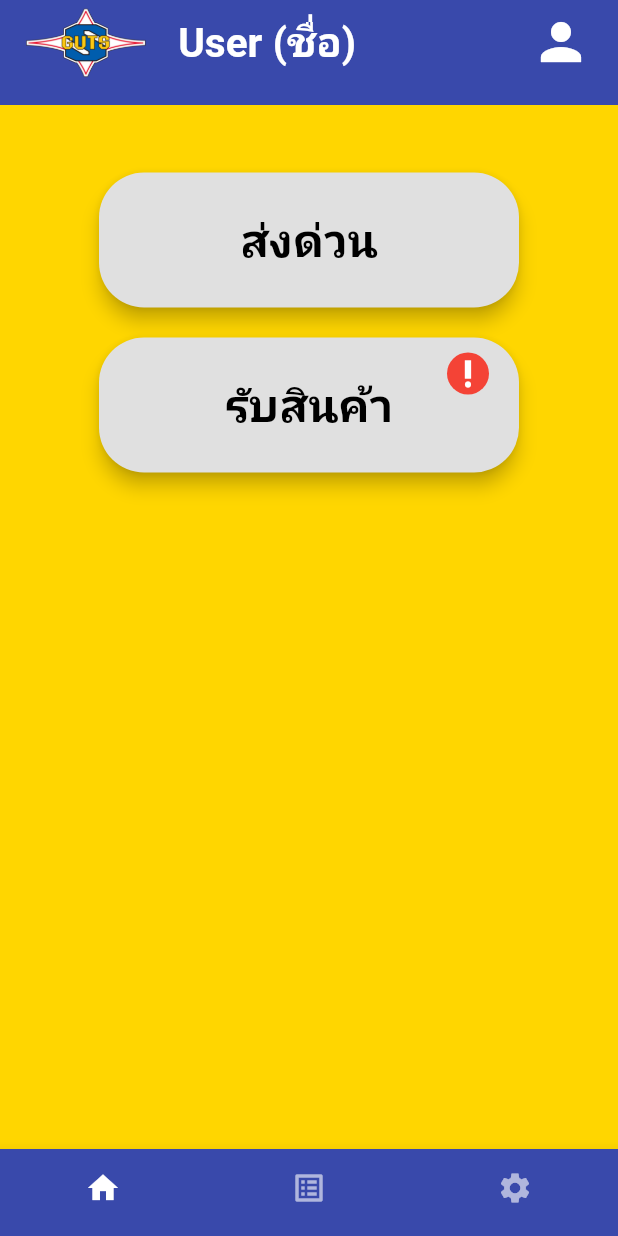
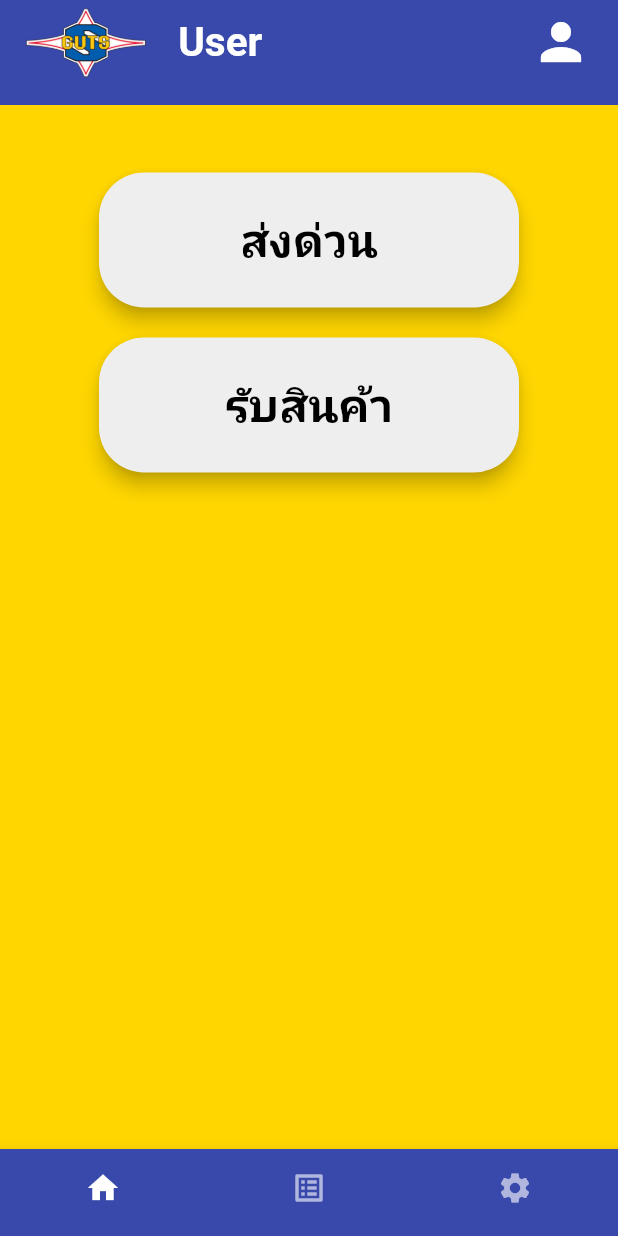
Before and after one commit to JirathPumme/Delivery, a Flutter app: the UserMainScreen screen opened by its route, on a phone screen of 412 x 824 dp. Run offline on Flutter 3.47's test engine with Material 3 defaults, Android fonts, the phone set to English and light mode, and no system bars; our stand-ins replace cloud_firestore, firebase_core, flex_color_scheme, flutter_map, geolocator, get and 4 more; missing offline and left inert: flutter_session_manager; accounts and stored records are empty.

Commit message:
Final Fix

```diff
--- a/lib/components/custom_app_bar.dart
+++ b/lib/components/custom_app_bar.dart
@@ -20,7 +20,7 @@ class CustomAppBar extends StatelessWidget implements PreferredSizeWidget {
           ),
           const SizedBox(width: 20),
           const Text(
-            'User (ชื่อ)',
+            'User',
             style: TextStyle(color: Colors.white,
              fontWeight: FontWeight.bold,
              fontSize: 27),
--- a/lib/components/custom_app_bar_rider.dart
+++ b/lib/components/custom_app_bar_rider.dart
@@ -20,7 +20,7 @@ class CustomAppBarRider extends StatelessWidget implements PreferredSizeWidget {
           ),
           const SizedBox(width: 20),
           const Text(
-            'Rider (ชื่อ)',
+            'Rider',
             style: TextStyle(color: Colors.white,
              fontWeight: FontWeight.bold,
              fontSize: 27),
--- a/lib/components/item_detail_card.dart
+++ b/lib/components/item_detail_card.dart
@@ -15,6 +15,7 @@ class ItemDetailCard extends StatefulWidget {
 class _ItemDetailCardState extends State<ItemDetailCard> {
   File? _image;
   final ImagePicker _picker = ImagePicker();
+  final TextEditingController _descriptionController = TextEditingController();
 
   Future<void> _pickImage() async {
     final XFile? pickedFile = await _picker.pickImage(source: ImageSource.gallery);
@@ -54,6 +55,7 @@ class _ItemDetailCardState extends State<ItemDetailCard> {
           const SizedBox(height: 8),
           //ช่องกรอกรายละเอียด
           TextFormField(
+            controller: _descriptionController,
             decoration: const InputDecoration(
               hintText: 'กรอกรายละเอียดสินค้าที่นี่',
               filled: true,
--- a/lib/main.dart
+++ b/lib/main.dart
@@ -40,7 +40,7 @@ class MyApp extends StatelessWidget {
   ),
   title: '',
   // home: const MyApp(),
-  initialRoute: '/login',
+  initialRoute: '/rider_main_screen',
   routes: {
     '/splash': (context) => const Splash_Page(),
     '/login': (context) => const LoginPage(),
@@ -56,7 +56,7 @@ class MyApp extends StatelessWidget {
     '/profile_user': (context) => const ProfileUser(),
     '/testgps': (context) => const Testgps(),
     '/google_map': (context) => const GoogleMapScreen(),
-    '/google_map': (context) => const GoogleMapScreen(),
+    //'/ridermap': (context) => const RiderMapPage(),
     },
   );
  }
--- a/lib/pages/home_user.dart
+++ b/lib/pages/home_user.dart
@@ -36,7 +36,7 @@ class HomeUser extends StatelessWidget {
               },
 
               style: ElevatedButton.styleFrom(
-                backgroundColor: Colors.grey[300],
+                backgroundColor: Colors.grey[200],
                 foregroundColor: Colors.black,
                 minimumSize: const Size(280, 90),
                 shape: RoundedRectangleBorder(
@@ -72,7 +72,7 @@ class HomeUser extends StatelessWidget {
                   );
                 },
                 style: ElevatedButton.styleFrom(
-                  backgroundColor: Colors.grey[300],
+                  backgroundColor: Colors.grey[200],
                   foregroundColor: Colors.black,
                   minimumSize: const Size(280, 90),
                   shape: RoundedRectangleBorder(
@@ -84,7 +84,7 @@ class HomeUser extends StatelessWidget {
               ),
 
               // ไอคอนแจ้งเตือน (จะแสดงก็ต่อเมื่อ hasIncomingPackage เป็น true) ---
-              if (hasIncomingPackage)
+              /*if (hasIncomingPackage)
                 Positioned(
                   top: 10,
                   right: 20,
@@ -96,7 +96,7 @@ class HomeUser extends StatelessWidget {
                     ),
                     child: const Icon(Icons.priority_high, color: Colors.white, size: 24),
                   ),
-                ),
+                ),*/
               ],
             ),
           ],
--- a/lib/pages/map_picker_screen.dart
+++ b/lib/pages/map_picker_screen.dart
@@ -12,8 +12,8 @@ class MapPickerScreen extends StatefulWidget {
 
 class _MapPickerScreenState extends State<MapPickerScreen> {
   static const _initialCameraPosition = CameraPosition(
-    target: LatLng(13.7563, 100.5018),
-    zoom: 12,
+    target: LatLng(16.246417 , 103.251826),
+    zoom: 20,
   );
 
   GoogleMapController? _mapController;
--- a/lib/pages/user_main_screen.dart
+++ b/lib/pages/user_main_screen.dart
@@ -19,7 +19,7 @@ class _UserMainScreenState extends State<UserMainScreen> {
 
   bool _hasIncomingPackage = true;
 
-  @override
+  /*@override
   void initState() {
     super.initState();
     // สร้าง 'สถานการณ์จำลอง' ---
@@ -42,7 +42,7 @@ class _UserMainScreenState extends State<UserMainScreen> {
         );
       }
     });
-  }
+  }*/
 
   late final List<Widget> _pages = <Widget>[
     HomeUser(hasIncomingPackage: _hasIncomingPackage),
```
Also changed, not shown: lib/pages/wait_rider_recieve.dart (+6 -6 lines).
